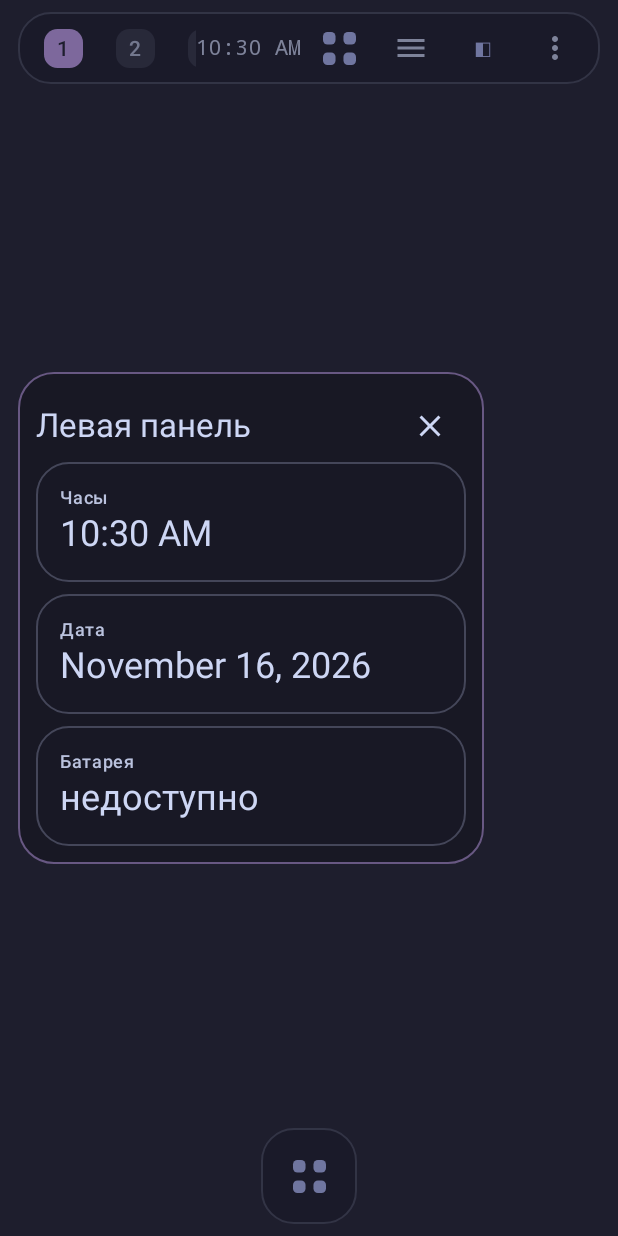
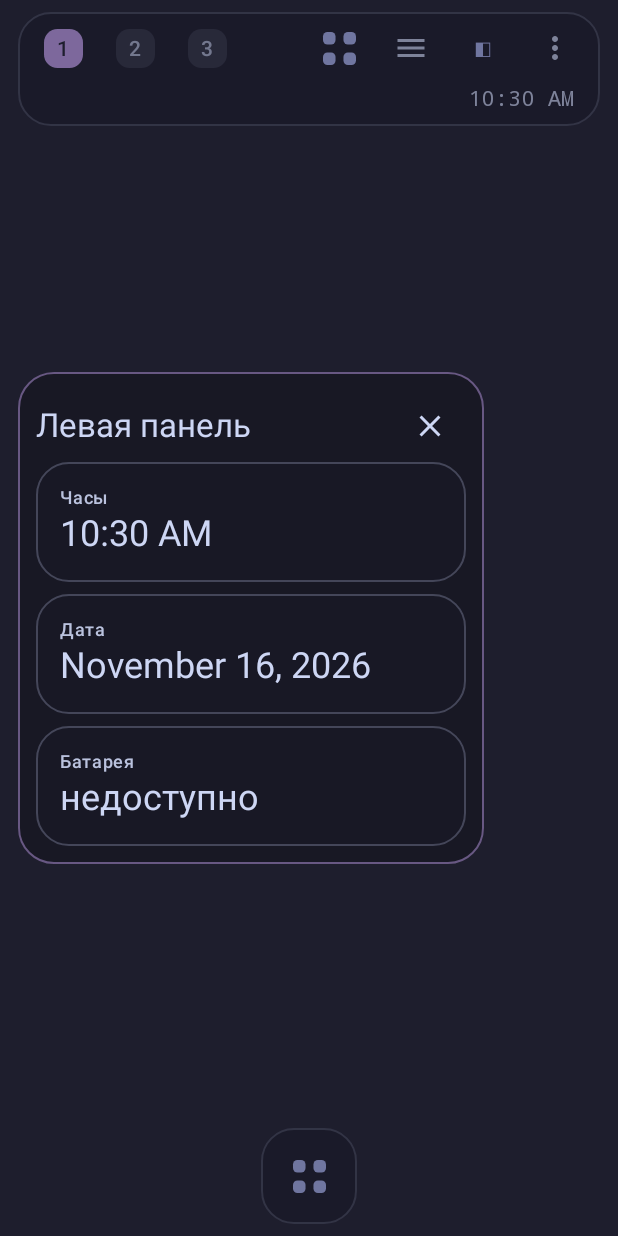
Before and after one commit to PseudoEF/HyprDroid, an Android app built with Jetpack Compose: the composable WorkspaceScreen shown on its own in the app's theme, after a tap on an icon or button, on a phone screen of 412 x 824 dp. Run offline under Robolectric (Android 15) with nearby library versions, the phone set to English and light mode, and no system bars.

Commit message:
fix: fit panel actions and workspace indicators on narrow screens

```diff
--- a/app/src/main/java/dev/hyprdroid/launcher/ui/ShellPanels.kt
+++ b/app/src/main/java/dev/hyprdroid/launcher/ui/ShellPanels.kt
@@ -17,6 +17,7 @@ import androidx.compose.material3.*
 import androidx.compose.runtime.*
 import androidx.compose.ui.Alignment
 import androidx.compose.ui.Modifier
+import androidx.compose.ui.draw.clipToBounds
 import androidx.compose.ui.geometry.CornerRadius
 import androidx.compose.ui.geometry.Offset
 import androidx.compose.ui.geometry.Size
@@ -44,12 +45,13 @@ fun Waybar(current: Int, onSelect: (Int) -> Unit, menuItems: List<AppMenuAction>
     ShellSurface(modifier) {
         BoxWithConstraints {
             val density = LocalDensity.current
-            val largeText = density.fontScale > 1.35f && maxWidth < 420.dp
             val badgeSize = maxOf(26.dp, with(density) { MaterialTheme.typography.labelLarge.lineHeight.toDp() } + 4.dp)
             val targetSize = maxOf(48.dp, badgeSize + 8.dp)
+            val actions = 1 + listOf(onDrawer, onSidebar, onLeftPanel).count { it != null }
+            val separateClock = maxWidth < targetSize * WORKSPACE_COUNT + 48.dp * actions + 88.dp * density.fontScale + 12.dp
             Column {
                 Row(Modifier.padding(horizontal = 6.dp), verticalAlignment = Alignment.CenterVertically) {
-                    Row(Modifier.weight(1f).horizontalScroll(rememberScrollState())) {
+                    Row(Modifier.weight(1f).clipToBounds().horizontalScroll(rememberScrollState())) {
                         repeat(WORKSPACE_COUNT) { index ->
                             Box(
                                 Modifier.size(targetSize).selectable(selected = current == index, role = Role.Tab, onClick = { onSelect(index) })
@@ -62,7 +64,7 @@ fun Waybar(current: Int, onSelect: (Int) -> Unit, menuItems: List<AppMenuAction>
                             }
                         }
                     }
-                    if (!largeText) ShellClock()
+                    if (!separateClock) ShellClock()
                     onDrawer?.let { IconButton(onClick = it) { DrawerGlyph("Открыть app drawer") } }
                     onSidebar?.let { IconButton(onClick = it, modifier = Modifier.testTag("sidebar-open")) { Icon(Icons.Default.Menu, "Открыть Sidebar") } }
                     onLeftPanel?.let { IconButton(onClick = it, modifier = Modifier.testTag("left-panel-open")) { Text("◧", color = Mocha.Lavender, modifier = Modifier.semantics { contentDescription = "Открыть левую панель" }) } }
@@ -75,7 +77,7 @@ fun Waybar(current: Int, onSelect: (Int) -> Unit, menuItems: List<AppMenuAction>
                         }
                     }
                 }
-                if (largeText) Box(Modifier.align(Alignment.End).padding(end = 16.dp, bottom = 8.dp)) { ShellClock() }
+                if (separateClock) Box(Modifier.align(Alignment.End).padding(end = 16.dp, bottom = 8.dp)) { ShellClock() }
             }
         }
     }
```
